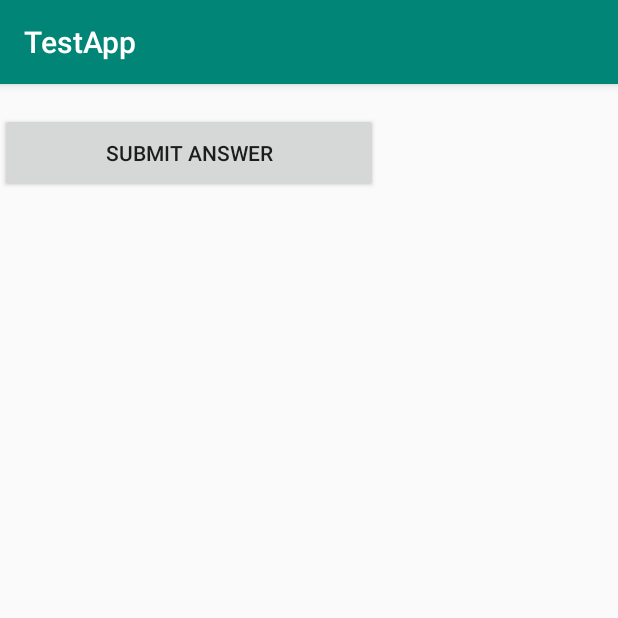
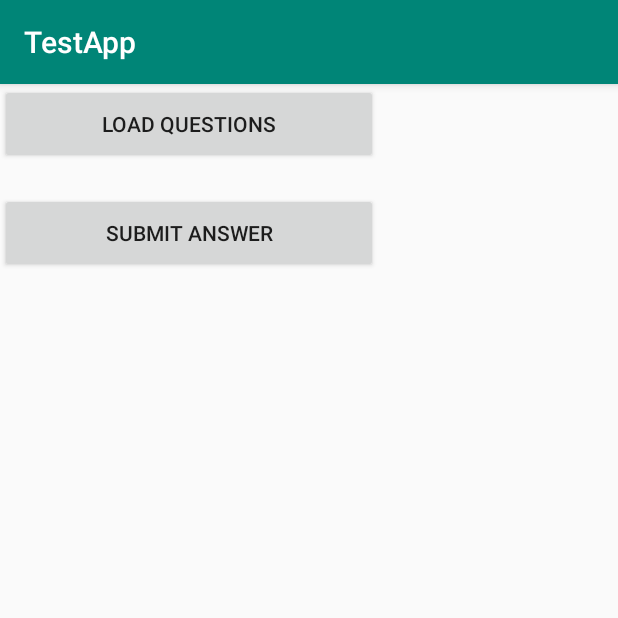
Before and after one commit to VismarkJuarez/Distributed-Systems-Mobile, an Android app: the screen it shows after launch (MainActivity), on a phone screen of 412 x 824 dp, the top half of it. Run offline under Robolectric (Android 15) with nearby library versions, the phone set to English and light mode, and no system bars.

Commit message:
Modifying the UI such that a button click activates the question-loading method.

```diff
--- a/app/src/main/java/com/vismark/distributedsystems/loyola/testapp/MainActivity.java
+++ b/app/src/main/java/com/vismark/distributedsystems/loyola/testapp/MainActivity.java
@@ -22,7 +22,8 @@ public class MainActivity extends AppCompatActivity {
         super.onCreate(savedInstanceState);
         setContentView(R.layout.activity_main);
 
-        renderAllQuestions();
+        Button loadQuestionsButton = (Button)findViewById(R.id.loadQuestionsButton);
+        loadQuestionsButton.setOnClickListener(new loadQuestionsButtonClicked());
 
         Button firstButton = (Button)findViewById(R.id.submitButton);
 
@@ -36,6 +37,13 @@ public class MainActivity extends AppCompatActivity {
         @Override
         public void onClick(View v) {
             submitAnswer();
+        }
+    }
+
+    private class loadQuestionsButtonClicked implements View.OnClickListener {
+        @Override
+        public void onClick(View v) {
+            renderAllQuestions();
         }
     }
 
--- a/app/src/main/res/layout/activity_main.xml
+++ b/app/src/main/res/layout/activity_main.xml
@@ -10,6 +10,14 @@
         android:layout_width="match_parent"
         android:layout_height="match_parent"
         android:orientation = "vertical">
+
+        <Button
+            android:id="@+id/loadQuestionsButton"
+            android:layout_width="252dp"
+            android:layout_height="53dp"
+            android:text="Load Questions"
+            tools:layout_editor_absoluteX="54dp"
+            tools:layout_editor_absoluteY="297dp" />
 
         <TextView
             android:layout_width="wrap_content"
```
